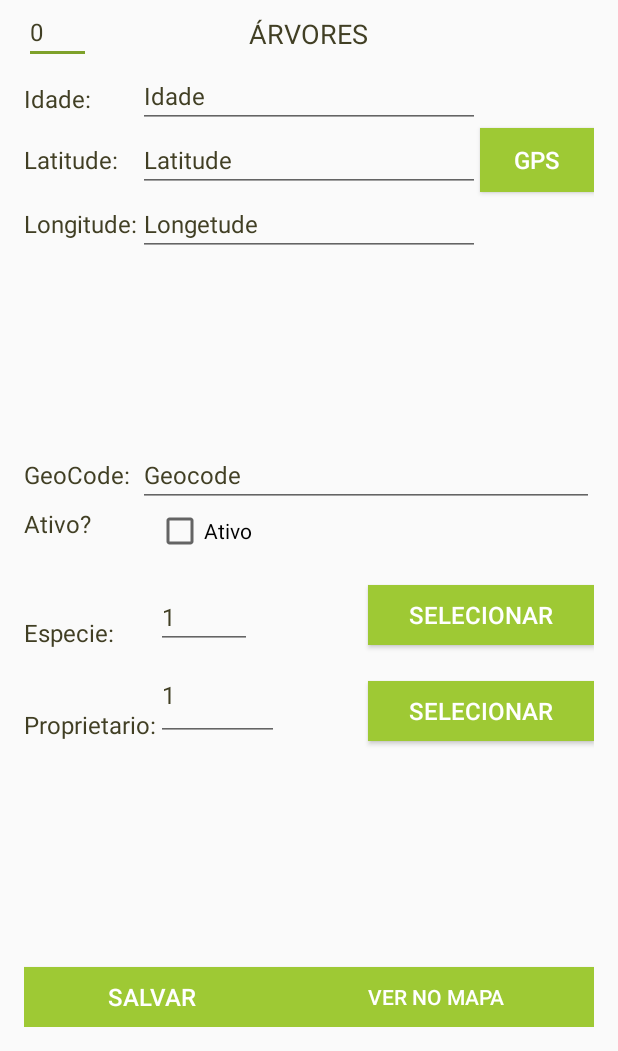
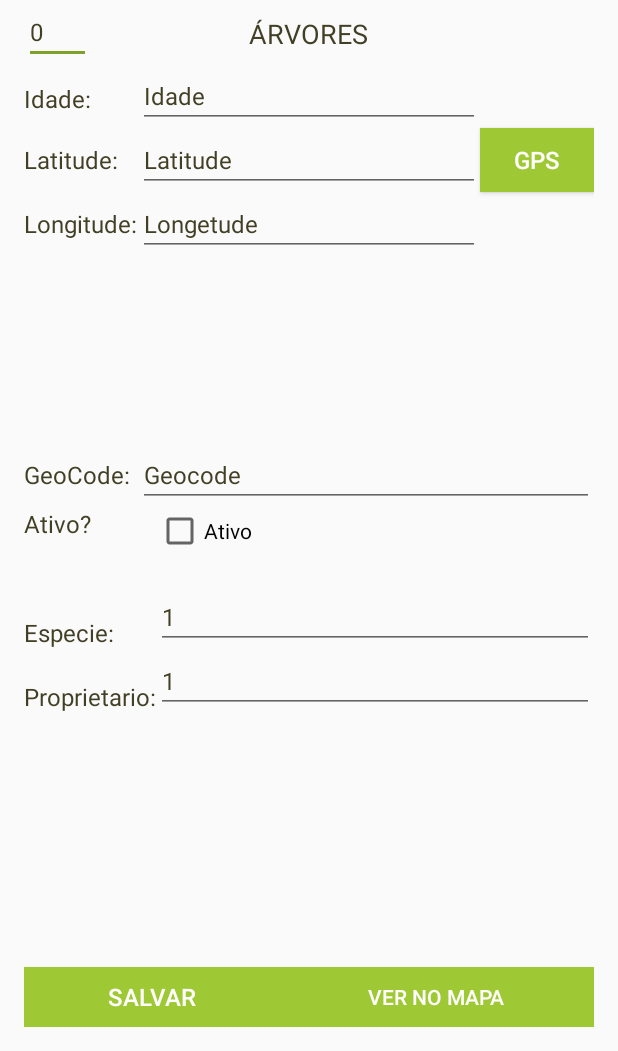
Before and after one commit to rfreitas2fisy/native_app, an Android app: the ArvoresForm screen opened directly, with no data from a screen before it, on a phone screen of 412 x 824 dp, the part 185-1236 px from its top. Run offline under Robolectric (Android 15) with nearby library versions, the phone set to English and light mode, and no system bars.

Commit message:
v 1.1
Alterado tela de cadastro de arvore para "listar" proprietarios e
especies, implementado autenticação de usuario,

```diff
--- a/app/src/main/java/com/example/tiago/anative/Controle/ConexaoWeb.java
+++ b/app/src/main/java/com/example/tiago/anative/Controle/ConexaoWeb.java
@@ -22,6 +22,7 @@ public class ConexaoWeb extends AsyncTask<String, Void, String> {
 
     public String getDataFromWebService(String url) {
         url = ipServer +url; // concatenado o ip do servidor com o caminho a ser chamado
+url=Util.encodeString(url);
         System.out.println("a url foi "+url);
 
         String responseStr = "";
--- a/app/src/main/java/com/example/tiago/anative/Form/ArvoresForm.java
+++ b/app/src/main/java/com/example/tiago/anative/Form/ArvoresForm.java
@@ -14,6 +14,8 @@ import android.support.v4.content.ContextCompat;
 import android.support.v7.app.AppCompatActivity;
 import android.os.Bundle;
 import android.view.View;
+import android.widget.ArrayAdapter;
+import android.widget.AutoCompleteTextView;
 import android.widget.Button;
 import android.widget.CheckBox;
 import android.widget.EditText;
@@ -22,6 +24,8 @@ import android.widget.RadioGroup;
 import android.widget.Toast;
 
 import com.example.tiago.anative.Controle.ControleArvore;
+import com.example.tiago.anative.Controle.ControleEspecie;
+import com.example.tiago.anative.Controle.ControleProprietario;
 import com.example.tiago.anative.Controle.Util;
 import com.example.tiago.anative.List.MenuList;
 import com.example.tiago.anative.List.SolicitacoesList;
@@ -43,8 +47,8 @@ public class ArvoresForm extends AppCompatActivity implements LocationListener {
     EditText longitude = null;
     EditText idade = null;
     EditText geocode = null;
-    EditText especie = null;
-    EditText proprietario = null;
+    AutoCompleteTextView especie = null;
+    AutoCompleteTextView proprietario = null;
     CheckBox ativo = null;
 
     Button salvar = null;
@@ -52,7 +56,7 @@ public class ArvoresForm extends AppCompatActivity implements LocationListener {
     Button verMapa = null;
     LocationManager lm = null; // usado para pegar posição gps
     boolean atualizouLoc = false; //usado para vefificar se a posição gps foi atualizad
-    Arvore v=null;
+    Arvore v = null;
 
     @Override
     protected void onCreate(Bundle savedInstanceState) {
@@ -65,9 +69,34 @@ public class ArvoresForm extends AppCompatActivity implements LocationListener {
         longitude = (EditText) findViewById(R.id.logetude);
         idade = (EditText) findViewById(R.id.idade);
         geocode = (EditText) findViewById(R.id.geocode);
-        especie = (EditText) findViewById(R.id.especie_idespecie);
+        especie = (AutoCompleteTextView) findViewById(R.id.especie_idespecie);
 
-        proprietario = (EditText) findViewById(R.id.proprietaro);
+        ControleEspecie ce = new ControleEspecie();
+ArrayList<Especie> arrayEspecies = ce.obterTodasEspecies();
+
+
+
+        String[] listaItens = new String[arrayEspecies.size()];
+        for (int i=0; i< arrayEspecies.size(); i++)
+        {
+         listaItens[i] =  "Id: "+arrayEspecies.get(i).getId()+" - "+ arrayEspecies.get(i).getNome();
+        }
+        ArrayAdapter<String> adapter = new ArrayAdapter<String>(this, R.layout.item, listaItens);
+        especie.setAdapter(adapter);
+
+
+        proprietario = (AutoCompleteTextView) findViewById(R.id.proprietaro);
+        ControleProprietario cp = new ControleProprietario();
+        ArrayList<Proprietario> arrayProprietarios = cp.obterTodosProprietarios();
+        String[] listaItensP = new String[arrayProprietarios.size()];
+        for (int i=0; i< arrayProprietarios.size(); i++)
+        {
+            listaItensP[i] =  "Id - "+arrayProprietarios.get(i).getId()+" - "+ arrayProprietarios.get(i).getNome();
+        }
+
+        ArrayAdapter<String> adapterP = new ArrayAdapter<String>(this, R.layout.item, listaItensP);
+        proprietario.setAdapter(adapterP);
+
         salvar = (Button) findViewById(R.id.btn_salvar);
         salvar.setOnClickListener(new View.OnClickListener() {
             @Override
@@ -93,7 +122,6 @@ public class ArvoresForm extends AppCompatActivity implements LocationListener {
                 startActivity(secondActivity);
 
 
-
                 ArrayList<String> parametros = new ArrayList<String>(); //pos 0 = lat pos1 = long pos2 = desc arv
 
                 parametros.add(0, latitude.getText().toString());
@@ -107,7 +135,7 @@ public class ArvoresForm extends AppCompatActivity implements LocationListener {
                     parametros.add(2, "Não foi possivel consultar o proprietario");
 
                 }
-                    params.putStringArrayList("dados",parametros);
+                params.putStringArrayList("dados", parametros);
 
 
                 secondActivity.putExtras(params);
@@ -122,31 +150,27 @@ public class ArvoresForm extends AppCompatActivity implements LocationListener {
         Intent intent = getIntent();
         Bundle params = intent.getExtras();
 
-            if(params!=null)
-            {
+        if (params != null) {
             verMapa.setClickable(true);
             int idarvore = params.getInt("id");
             //System.out.println("o parametro que recebi foi"+idarvore);
             ControleArvore ca = new ControleArvore();
             v = ca.consultarArvore(idarvore);
-                id.setText(""+v.getId());
-                idade.setText(""+v.getIdade());
-                longitude.setText(""+v.getLongitude());
-                latitude.setText(""+v.getLatitude());
-                geocode.setText(""+v.getEnderecoGeoCode());
-                especie.setText(""+v.getEspecie().getId());
-                proprietario.setText(""+v.getPropietario().getId());
-                ativo.setSelected(true);
-                if(v.getStatus().equals("Ativo"))
-                {
+            id.setText("" + v.getId());
+            idade.setText("" + v.getIdade());
+            longitude.setText("" + v.getLongitude());
+            latitude.setText("" + v.getLatitude());
+            geocode.setText("" + v.getEnderecoGeoCode());
+            especie.setText("" + v.getEspecie().getId() + " - "+v.getEspecie().getNome());
+            proprietario.setText("" + v.getPropietario().getId() +" - "+ v.getPropietario().getNome() );
+            ativo.setChecked(true);
+            if (v.getStatus().equalsIgnoreCase("Ativo")) {
                 System.out.println("setei no ativo");
                 ativo.setSelected(true);
             } else {
                 System.out.println("setei como inativo");
                 ativo.setSelected(false);
             }
-
-
 
 
             //setContentView(textView);
@@ -193,17 +217,19 @@ public class ArvoresForm extends AppCompatActivity implements LocationListener {
         a.setId(Integer.parseInt(id.getText().toString()));
         a.setEnderecoGeoCode(geocode.getText().toString());
         Especie e = new Especie();
-        e.setId(Integer.parseInt(especie.getText().toString()));
+        String ide = especie.getText().toString().split("-")[1];
+        e.setId(Integer.parseInt(ide));
         a.setEspecie(e);
 
         a.setIdade(Integer.parseInt(idade.getText().toString()));
         a.setLatitude(latitude.getText().toString());
         a.setLongitude(longitude.getText().toString());
         Proprietario p = new Proprietario();
-        p.setId(Integer.parseInt(proprietario.getText().toString()));
+        String idp = proprietario.getText().toString().split("-")[1];
+        p.setId(Integer.parseInt(idp));
         a.setPropietario(p);
         a.setStatus("Ativo");
-        if (ativo.isSelected()) {
+        if (ativo.isChecked()) {
             a.setStatus("Ativo");
         } else {
             a.setStatus("Inativo");
@@ -214,9 +240,10 @@ public class ArvoresForm extends AppCompatActivity implements LocationListener {
         try {
             if (ca.salvarArvore(a)) {
                 Util.exibeMensagem("Registro salvo com sucesso", getApplicationContext());
-            } else Util.exibeMensagem("Erro na ao salvar", getApplicationContext());
+            } else
+                Util.exibeMensagem("Erro na ao salvar, verifique os dados", getApplicationContext());
         } catch (Exception exception) {
-            Util.exibeMensagem("Erro na conexao", getApplicationContext());
+            Util.exibeMensagem("Erro na conexao, ex" + exception, getApplicationContext());
         }
 
     }
@@ -235,10 +262,10 @@ public class ArvoresForm extends AppCompatActivity implements LocationListener {
             Geocoder geocoder = new Geocoder(ArvoresForm.this);
             try {
                 List<Address> addresses = geocoder.getFromLocation(location.getLatitude(), location.getLongitude(), 1);
-                String gc = addresses.get(0).getAddressLine(0) + ", " + addresses.get(0).getAddressLine(1) + ", " + addresses.get(0).getAddressLine(2) + ",  "  + addresses.get(0).getAddressLine(3) + ", ";
+                String gc = addresses.get(0).getAddressLine(0) + ", " + addresses.get(0).getAddressLine(1) + ", " + addresses.get(0).getAddressLine(2) + ",  " + addresses.get(0).getAddressLine(3) + ", ";
                 geocode.setText("" + gc);
             } catch (IOException e) {
-                Util.exibeMensagem("Erro: "+e, getApplicationContext());
+                Util.exibeMensagem("Erro: " + e, getApplicationContext());
                 geocode.setText("" + e);
                 e.printStackTrace();
             }
@@ -251,6 +278,10 @@ public class ArvoresForm extends AppCompatActivity implements LocationListener {
         } else
             Util.exibeMensagem("Sem latitude e longitude", getApplicationContext());
 
+    }
+
+    public boolean validaDados() {
+        return true;
     }
 
     public void stopLocationUpdates() {
--- a/app/src/main/java/com/example/tiago/anative/Form/ProprietariosForm.java
+++ b/app/src/main/java/com/example/tiago/anative/Form/ProprietariosForm.java
@@ -13,6 +13,8 @@ import com.example.tiago.anative.List.MenuList;
 import com.example.tiago.anative.Modelo.Cidade;
 import com.example.tiago.anative.Modelo.Proprietario;
 import com.example.tiago.anative.R;
+
+import java.util.ArrayList;
 
 public class ProprietariosForm extends AppCompatActivity {
 
@@ -73,7 +75,10 @@ public class ProprietariosForm extends AppCompatActivity {
 
         }
 
+
+
     }
 
 
+
 }
--- a/app/src/main/java/com/example/tiago/anative/List/ArvoresList.java
+++ b/app/src/main/java/com/example/tiago/anative/List/ArvoresList.java
@@ -105,7 +105,7 @@ public class ArvoresList extends AppCompatActivity {
             ArrayList<Arvore> arvores = ca.obterTodasArvores();
             String[] retorno = new String[arvores.size()];
             for (int i = 0; i < arvores.size(); i++) {
-                retorno[i] = "ID: " + arvores.get(i).getId() + " \nProp: " + arvores.get(i).getPropietario().getNome() + " \nLat: " + arvores.get(i).getLatitude() + "" + " \nLong:: " + arvores.get(i).getLongitude();
+                retorno[i] = "ID: " + arvores.get(i).getId() + " \nProp: " + arvores.get(i).getPropietario().getNome();
 
             }
             return retorno;
--- a/app/src/main/res/layout/activity_arvores_form.xml
+++ b/app/src/main/res/layout/activity_arvores_form.xml
@@ -168,8 +168,9 @@
             android:text="1"
             android:layout_below="@+id/textView5"
             android:layout_toRightOf="@+id/textView11"
-            android:layout_toEndOf="@+id/textView11"
-            android:layout_marginTop="30dp" />
+            android:layout_marginTop="30dp"
+            android:layout_alignParentRight="true"
+            android:layout_alignParentEnd="true" />
 
         <AutoCompleteTextView
             android:layout_width="wrap_content"
@@ -183,10 +184,9 @@
             android:hint="Proprietário"
             android:text="1"
             android:layout_below="@+id/especie_idespecie"
-            android:layout_alignRight="@+id/btn_salvar"
-            android:layout_alignEnd="@+id/btn_salvar"
             android:layout_toRightOf="@+id/textView11"
-            android:layout_toEndOf="@+id/textView11" />
+            android:layout_alignParentRight="true"
+            android:layout_alignParentEnd="true" />
 
         <Button
             android:layout_width="170dp"
@@ -287,43 +287,6 @@
             android:layout_alignParentLeft="true"
             android:layout_alignParentStart="true" />
 
-        <Button
-            android:layout_width="170dp"
-            android:layout_height="40dp"
-            android:text="Selecionar"
-            android:id="@+id/bt_selecionar_especie"
-            android:background="#9EC934"
-            android:textColor="#ffffff"
-            android:textColorHighlight="#ffffff"
-            android:textColorHint="#ffffff"
-            android:textColorLink="#ffffff"
-            android:textSize="16dp"
-            android:allowUndo="false"
-            android:clickable="false"
-            android:longClickable="false"
-            android:layout_alignTop="@+id/especie_idespecie"
-            android:layout_toRightOf="@+id/textView4" />
-
-        <Button
-            android:layout_width="170dp"
-            android:layout_height="40dp"
-            android:text="Selecionar"
-            android:id="@+id/button6"
-            android:background="#9EC934"
-            android:textColor="#ffffff"
-            android:textColorHighlight="#ffffff"
-            android:textColorHint="#ffffff"
-            android:textColorLink="#ffffff"
-            android:textSize="16dp"
-            android:allowUndo="false"
-            android:clickable="false"
-            android:longClickable="false"
-            android:layout_alignBottom="@+id/textView11"
-            android:layout_alignParentRight="true"
-            android:layout_alignParentEnd="true"
-            android:layout_toRightOf="@+id/textView4"
-            android:layout_toEndOf="@+id/textView4" />
-
         <CheckBox
             android:layout_width="wrap_content"
             android:layout_height="wrap_content"
--- a/app/src/main/res/layout/activity_login_form.xml
+++ b/app/src/main/res/layout/activity_login_form.xml
@@ -78,7 +78,8 @@ android:weightSum="1">
         android:id="@+id/et_senha"
         android:layout_gravity="center_horizontal"
         android:textColorHint="#ffffff"
-        android:textSize="16dp" />
+        android:textSize="16dp"
+        android:inputType="textVisiblePassword" />
 
     <Button
         android:layout_width="270dp"
```
Also changed, not shown: app/src/main/java/com/example/tiago/anative/Controle/ControleUsuario.java (added, +32 -0 lines), app/src/main/java/com/example/tiago/anative/LoginForm.java (+62 -2 lines), app/src/main/res/layout/item.xml (added, +8 -0 lines). Lines whose indentation alone changed are shown as unchanged.
